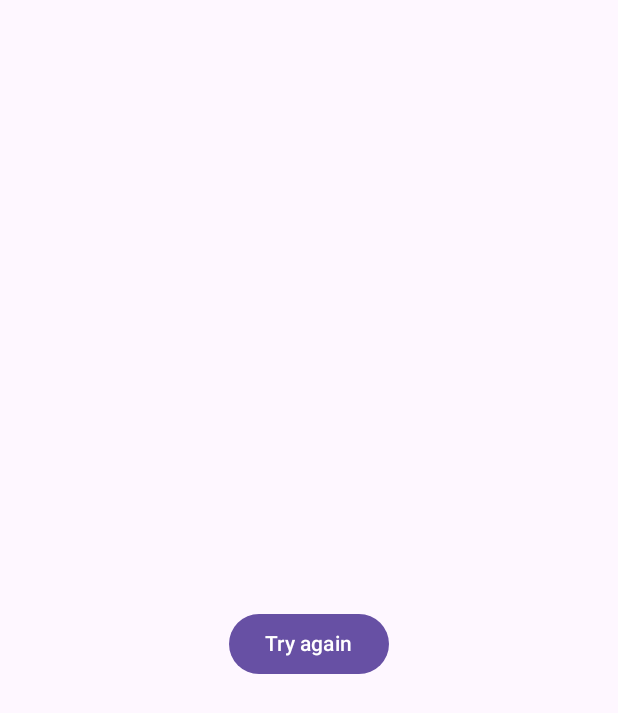
After one commit to raviduravisara/kavindu-finance, an Android app built with Jetpack Compose: the composable ErrorState called with empty values, on a phone screen of 412 x 824 dp. The commit adds this screen. Shown: the top 713 px of the screen. Run offline under Robolectric (Android 15) with nearby library versions, the phone set to English and light mode, and no system bars.

Commit message:
Add shared LoadingState, ErrorState and EmptyState components
Every screen uses these for loading, error with retry, and empty states. Calm neutral colours, no red.

```diff
--- /dev/null
+++ b/app/src/main/java/com/fintrack/kavindu/core/ui/components/ErrorState.kt
@@ -0,0 +1,62 @@
+package com.fintrack.kavindu.core.ui.components
+
+import androidx.compose.foundation.layout.Arrangement
+import androidx.compose.foundation.layout.Column
+import androidx.compose.foundation.layout.Spacer
+import androidx.compose.foundation.layout.fillMaxSize
+import androidx.compose.foundation.layout.height
+import androidx.compose.foundation.layout.padding
+import androidx.compose.material3.Button
+import androidx.compose.material3.MaterialTheme
+import androidx.compose.material3.Text
+import androidx.compose.runtime.Composable
+import androidx.compose.ui.Alignment
+import androidx.compose.ui.Modifier
+import androidx.compose.ui.res.stringResource
+import androidx.compose.ui.text.style.TextAlign
+import androidx.compose.ui.tooling.preview.Preview
+import androidx.compose.ui.unit.dp
+import com.fintrack.kavindu.R
+import com.fintrack.kavindu.core.ui.theme.KavinduFinanceTheme
+
+/**
+ * Shown when loading or saving failed, for example with no network.
+ * [message] says what went wrong in plain words; [onRetry] is the screen's retry event.
+ * The text uses a calm neutral colour, not red, to match the app's tone.
+ */
+@Composable
+fun ErrorState(
+    message: String,
+    onRetry: () -> Unit,
+    modifier: Modifier = Modifier,
+) {
+    Column(
+        modifier = modifier
+            .fillMaxSize()
+            .padding(24.dp),
+        verticalArrangement = Arrangement.Center,
+        horizontalAlignment = Alignment.CenterHorizontally,
+    ) {
+        Text(
+            text = message,
+            style = MaterialTheme.typography.bodyLarge,
+            color = MaterialTheme.colorScheme.onSurfaceVariant,
+            textAlign = TextAlign.Center,
+        )
+        Spacer(modifier = Modifier.height(16.dp))
+        Button(onClick = onRetry) {
+            Text(text = stringResource(R.string.action_try_again))
+        }
+    }
+}
+
+@Preview(showBackground = true)
+@Composable
+private fun ErrorStatePreview() {
+    KavinduFinanceTheme {
+        ErrorState(
+            message = "Could not load your data. Check your connection.",
+            onRetry = {},
+        )
+    }
+}
--- a/app/src/main/res/values/strings.xml
+++ b/app/src/main/res/values/strings.xml
@@ -1,3 +1,7 @@
 <resources>
     <string name="app_name">Kavindu Finance</string>
+
+    <!-- Shared screen states (core/ui/components) -->
+    <string name="state_loading">Loading</string>
+    <string name="action_try_again">Try again</string>
 </resources>
```
Also changed, not shown: app/src/main/java/com/fintrack/kavindu/core/ui/components/EmptyState.kt (added, +74 -0 lines), app/src/main/java/com/fintrack/kavindu/core/ui/components/LoadingState.kt (added, +36 -0 lines).
